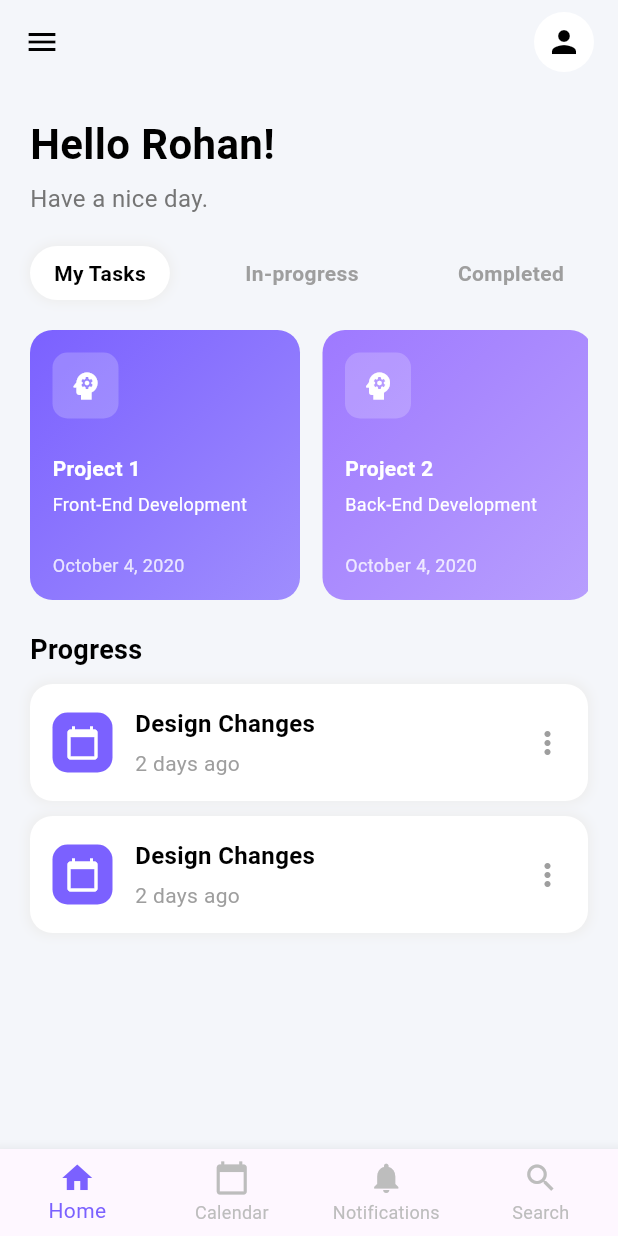
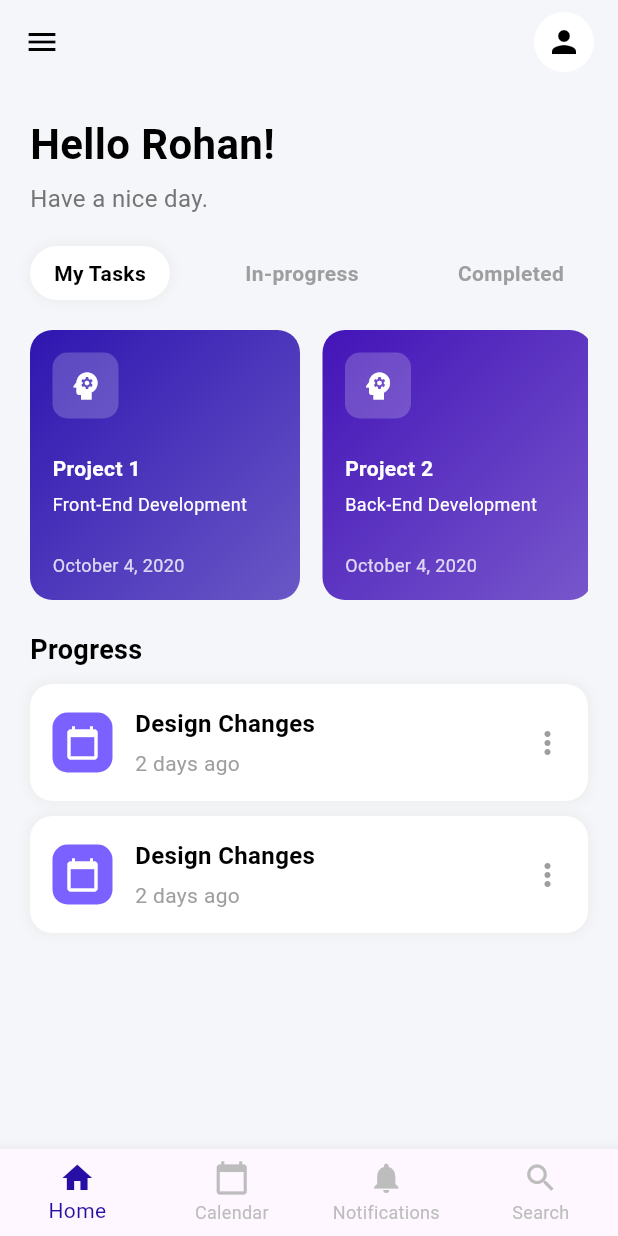
Before and after one commit to ibtesamiqbal/task_manager, a Flutter app: the screen it shows after launch, on a phone screen of 412 x 824 dp. Run offline on Flutter 3.47's test engine with Material 3 defaults, Android fonts, the phone set to English and light mode, and no system bars.

Commit message:
Update home_screen.dart

```diff
--- a/lib/home_screen.dart
+++ b/lib/home_screen.dart
@@ -2,6 +2,7 @@
 
 import 'package:flutter/material.dart';
 import 'package:task_manager/calendar_screen.dart';
+import 'package:task_manager/create_task_screen.dart';
 
 class HomeScreen extends StatefulWidget {
   const HomeScreen({super.key});
@@ -28,8 +29,8 @@ class _HomeScreenState extends State<HomeScreen> {
   final List<Widget> _screens = [
     const HomeContent(),
     const CalendarScreen(),
-    NotificationScreen(),
-    SearchScreen(),
+    const NotificationScreen(),
+    const SearchScreen(),
   ];
 
   @override
@@ -54,7 +55,7 @@ class _HomeScreenState extends State<HomeScreen> {
       bottomNavigationBar: BottomNavigationBar(
         type: BottomNavigationBarType.fixed,
         currentIndex: _currentIndex,
-        selectedItemColor: const Color(0xFF7B61FF),
+        selectedItemColor: const Color.fromARGB(255, 39, 14, 165),
         unselectedItemColor: Colors.grey.shade400,
         onTap: (index) {
           setState(() {
@@ -89,7 +90,8 @@ class HomeContent extends StatelessWidget {
 
   @override
   Widget build(BuildContext context) {
-    return Padding(
+    return SingleChildScrollView(
+      child: Padding(
         padding: const EdgeInsets.all(20.0),
         child: Column(
           crossAxisAlignment: CrossAxisAlignment.start,
@@ -115,7 +117,9 @@ class HomeContent extends StatelessWidget {
               mainAxisAlignment: MainAxisAlignment.spaceBetween,
               children: [
                 categoryChip("My Tasks", isActive: true),
-              categoryChip("In-progress"),
+                GestureDetector(onTap: () {
+                  Navigator.push(context, MaterialPageRoute(builder: (context) => const CreateTaskScreen()));
+                } ,child: categoryChip("In-progress")),
                 categoryChip("Completed"),
               ],
             ),
@@ -125,8 +129,8 @@ class HomeContent extends StatelessWidget {
               child: ListView(
                 scrollDirection: Axis.horizontal,
                 children: [
-                taskCard("Project 1", "Front-End Development", const Color(0xFF7B61FF)),
-                taskCard("Project 2", "Back-End Development", const Color(0xFF9E79FF)),
+                  taskCard("Project 1", "Front-End Development", const Color.fromARGB(255, 47, 21, 176)),
+                  taskCard("Project 2", "Back-End Development", const Color.fromARGB(255, 67, 20, 184)),
                 ],
               ),
             ),
@@ -143,6 +147,7 @@ class HomeContent extends StatelessWidget {
             progressTile("Design Changes", "2 days ago"),
             progressTile("Design Changes", "2 days ago"),
           ],
+        ),
       ),
     );
   }
```
Lines whose indentation alone changed are shown as unchanged.
